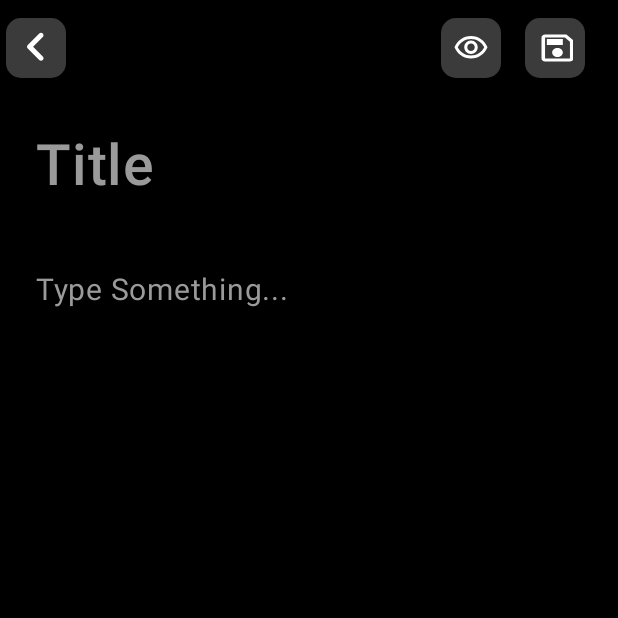
After one commit to aamir046/JetapckCompose-sample-notes-app, an Android app built with Jetpack Compose: the composable AddNoteScreen shown on its own in the app's theme, on a phone screen of 412 x 824 dp, the top half of it. The commit adds this screen. Run offline under Robolectric (Android 15) with nearby library versions, the phone set to English and light mode, and no system bars.

Commit message:
Add note screen design added

```diff
--- /dev/null
+++ b/app/src/main/java/com/example/jetpackcompose/ui/addnote/AddNoteScreen.kt
@@ -0,0 +1,98 @@
+package com.example.jetpackcompose.ui.addnote
+
+import androidx.compose.foundation.background
+import androidx.compose.foundation.layout.Box
+import androidx.compose.foundation.layout.Column
+import androidx.compose.foundation.layout.fillMaxSize
+import androidx.compose.foundation.layout.fillMaxWidth
+import androidx.compose.foundation.layout.padding
+import androidx.compose.material3.Scaffold
+import androidx.compose.material3.Text
+import androidx.compose.material3.TextField
+import androidx.compose.material3.TextFieldDefaults
+import androidx.compose.runtime.Composable
+import androidx.compose.runtime.mutableStateOf
+import androidx.compose.runtime.remember
+import androidx.compose.ui.Modifier
+import androidx.compose.ui.graphics.Color
+import androidx.compose.ui.text.TextStyle
+import androidx.compose.ui.text.font.FontWeight
+import androidx.compose.ui.tooling.preview.Preview
+import androidx.compose.ui.unit.dp
+import androidx.compose.ui.unit.sp
+import com.example.jetpackcompose.ui.theme.textFieldHintsColor
+import com.example.jetpackcompose.utils.AddNoteAppBar
+
+@Composable
+fun AddNoteScreen(
+    modifier: Modifier = Modifier.fillMaxSize()
+){
+    Scaffold(
+        topBar = {
+            AddNoteAppBar()
+        }
+    ) {paddingValues->
+        // Screen content
+        Box(modifier = modifier
+            .padding(paddingValues)
+            .background(Color.Black)
+        ){
+            Column(modifier = modifier) {
+                val titleState = remember { mutableStateOf("") }
+                val noteBodyState = remember { mutableStateOf("") }
+
+                TextField(
+                    value = titleState.value,
+                    onValueChange = {
+                        titleState.value = it
+                    },
+                    placeholder = { Text("Title", color = textFieldHintsColor, fontSize = 38.sp, fontWeight = FontWeight.SemiBold) },
+                    colors = TextFieldDefaults.colors(
+                        unfocusedContainerColor = Color.Transparent,
+                        focusedContainerColor = Color.Transparent,
+                        unfocusedIndicatorColor = Color.Transparent,
+                        focusedIndicatorColor = Color.Transparent,
+                        cursorColor = Color.White,
+                        focusedTextColor = Color.White
+                    ),
+                    textStyle = TextStyle(
+                        fontSize = 38.sp,
+                        fontWeight = FontWeight.SemiBold,
+                        color = Color.White
+                    ),
+                    modifier = Modifier.padding(8.dp).fillMaxWidth()
+                )
+
+                TextField(
+                    value = noteBodyState.value,
+                    onValueChange = {
+                        noteBodyState.value = it
+                    },
+                    placeholder = { Text("Type Something...", color = textFieldHintsColor, fontSize = 20.sp, fontWeight = FontWeight.Normal) },
+                    colors = TextFieldDefaults.colors(
+                        unfocusedContainerColor = Color.Transparent,
+                        focusedContainerColor = Color.Transparent,
+                        unfocusedIndicatorColor = Color.Transparent,
+                        focusedIndicatorColor = Color.Transparent,
+                        cursorColor = Color.White,
+                        focusedTextColor = Color.White
+                    ),
+                    textStyle = TextStyle(
+                        fontSize = 20.sp,
+                        fontWeight = FontWeight.Normal,
+                        color = Color.White
+                    ),
+                    modifier = Modifier.padding(8.dp).fillMaxWidth()
+                )
+            }
+        }
+    }
+}
+
+
+@Preview
+@Composable
+fun PreviewAddNoteScreen(){
+    AddNoteScreen()
+
+}
--- /dev/null
+++ b/app/src/main/java/com/example/jetpackcompose/ui/addnote/AddNoteViewModel.kt
@@ -0,0 +1,14 @@
+package com.example.jetpackcompose.ui.addnote
+
+import androidx.lifecycle.SavedStateHandle
+import androidx.lifecycle.ViewModel
+import dagger.hilt.android.lifecycle.HiltViewModel
+import javax.inject.Inject
+
+
+@HiltViewModel
+class AddNoteViewModel @Inject constructor(
+    savedStateHandle: SavedStateHandle
+) : ViewModel() {
+
+}
--- /dev/null
+++ b/app/src/main/java/com/example/jetpackcompose/ui/addnote/AddNotesContract.kt
@@ -0,0 +1 @@
+package com.example.jetpackcompose.ui.addnote
--- a/app/src/main/java/com/example/jetpackcompose/ui/home/HomeContract.kt
+++ b/app/src/main/java/com/example/jetpackcompose/ui/home/HomeContract.kt
@@ -12,7 +12,7 @@ data class HomeState(
     val errorMessage: String? = null,
     val isRefreshing: Boolean = false,
     val searchQuery: String = "",
-    val showUserMessage: String = ""
+    val showUserMessage: String? = ""
 )
 
 /**
--- a/app/src/main/java/com/example/jetpackcompose/ui/home/HomeScreen.kt
+++ b/app/src/main/java/com/example/jetpackcompose/ui/home/HomeScreen.kt
@@ -37,17 +37,16 @@ import androidx.lifecycle.compose.collectAsStateWithLifecycle
 import com.example.jetpackcompose.ui.home.model.Notes
 import com.example.jetpackcompose.utils.HomeAppBar
 
-@OptIn(ExperimentalMaterial3Api::class)
 @Composable
 fun HomeScreen(
     modifier: Modifier = Modifier,
-    vm: HomeViewModel = hiltViewModel(),
+    viewmodel: HomeViewModel = hiltViewModel(),
     snackbarHostState:SnackbarHostState = remember { SnackbarHostState() }
 ) {
 
-    val uiState : HomeState by vm.uiState.collectAsStateWithLifecycle()
+    val uiState : HomeState by viewmodel.uiState.collectAsStateWithLifecycle()
     val onAction: (HomeAction) -> Unit = { action ->
-        vm.handle(action)
+        viewmodel.handle(action)
     }
     val scope = rememberCoroutineScope()
 
@@ -63,6 +62,7 @@ fun HomeScreen(
         modifier = modifier, snackbarHost = {SnackbarHost(snackbarHostState)}
     ) { paddingValues ->
 
+        //Screen Content
         Box(
             modifier = Modifier
                 .padding(paddingValues)
@@ -81,9 +81,11 @@ fun HomeScreen(
     }
 
     uiState.showUserMessage?.let { message ->
-        LaunchedEffect(snackbarHostState, vm, message, message) {
-            snackbarHostState.showSnackbar(message)
-            vm.snackBarMessageShown()
+        if(message.isNotEmpty()){
+            LaunchedEffect(snackbarHostState, viewmodel, message, message) {
+                snackbarHostState.showSnackbar(message)
+                viewmodel.snackBarMessageShown()
+            }
         }
     }
 }
--- a/app/src/main/java/com/example/jetpackcompose/ui/home/HomeViewModel.kt
+++ b/app/src/main/java/com/example/jetpackcompose/ui/home/HomeViewModel.kt
@@ -23,8 +23,8 @@ class HomeViewModel @Inject constructor(
     private val _showMessage: MutableStateFlow<String?> = MutableStateFlow("")
     private val _userNotes: MutableStateFlow<ArrayList<Notes>> = MutableStateFlow(arrayListOf())
 
-    val uiState: StateFlow<HomeState> = combine(_showMessage,_userNotes){ _showMessage, _userNotes ->
-        HomeState(notes = _userNotes, showUserMessage = _showMessage?:"")
+    val uiState: StateFlow<HomeState> = combine(_showMessage,_userNotes){ showMessage, userNotes ->
+        HomeState(notes = userNotes, showUserMessage = showMessage?:"")
     }.stateIn(viewModelScope, SharingStarted.Eagerly, HomeState())
 
     init {
--- a/app/src/main/java/com/example/jetpackcompose/ui/theme/Color.kt
+++ b/app/src/main/java/com/example/jetpackcompose/ui/theme/Color.kt
@@ -1,12 +1,14 @@
 package com.example.jetpackcompose.ui.theme
 
 import androidx.compose.ui.graphics.Color
+import com.example.jetpackcompose.R
 
 val Purple80 = Color(0xFFD0BCFF)
 val PurpleGrey80 = Color(0xFFCCC2DC)
 val Pink80 = Color(0xFFEFB8C8)
 val backGroundColor = Color.Black
-val grey = Color(0xFFC4C4C4)
+val btnColors = Color(0XFF3B3B3B)
+val textFieldHintsColor = Color(0XFF9A9A9A)
 
 val Purple40 = Color(0xFF6650a4)
 val PurpleGrey40 = Color(0xFF625b71)
--- a/app/src/main/java/com/example/jetpackcompose/utils/AppBar.kt
+++ b/app/src/main/java/com/example/jetpackcompose/utils/AppBar.kt
@@ -2,21 +2,43 @@ package com.example.jetpackcompose.utils
 
 
 import android.annotation.SuppressLint
+import androidx.compose.foundation.background
+import androidx.compose.foundation.layout.Box
+import androidx.compose.foundation.layout.Column
+import androidx.compose.foundation.layout.Row
+import androidx.compose.foundation.layout.absolutePadding
+import androidx.compose.foundation.layout.fillMaxSize
 import androidx.compose.foundation.layout.fillMaxWidth
+import androidx.compose.foundation.layout.height
+import androidx.compose.foundation.layout.padding
+import androidx.compose.foundation.layout.width
+import androidx.compose.foundation.shape.RoundedCornerShape
 import androidx.compose.material.icons.Icons
 import androidx.compose.material.icons.filled.Info
 import androidx.compose.material.icons.filled.Search
 import androidx.compose.material3.ExperimentalMaterial3Api
 import androidx.compose.material3.Icon
 import androidx.compose.material3.IconButton
+import androidx.compose.material3.Scaffold
 import androidx.compose.material3.Text
 import androidx.compose.material3.TopAppBar
 import androidx.compose.material3.TopAppBarDefaults
 import androidx.compose.runtime.Composable
+import androidx.compose.ui.Alignment
 import androidx.compose.ui.Modifier
 import androidx.compose.ui.graphics.Color
+import androidx.compose.ui.graphics.RectangleShape
+import androidx.compose.ui.res.painterResource
+import androidx.compose.ui.text.TextStyle
+import androidx.compose.ui.text.font.FontWeight
+import androidx.compose.ui.text.style.TextAlign
 import androidx.compose.ui.tooling.preview.Preview
+import androidx.compose.ui.unit.dp
+import androidx.compose.ui.unit.sp
+import com.example.jetpackcompose.R
 import com.example.jetpackcompose.ui.home.HomeAction
+import com.example.jetpackcompose.ui.theme.backGroundColor
+import com.example.jetpackcompose.ui.theme.btnColors
 
 @SuppressLint("UnusedMaterial3ScaffoldPaddingParameter")
 @OptIn(ExperimentalMaterial3Api::class)
@@ -41,6 +63,78 @@ fun HomeAppBar(onAction: (HomeAction) -> Unit){
           )
 }
 
+@OptIn(ExperimentalMaterial3Api::class)
+@Composable
+fun AddNoteAppBar(){
+    TopAppBar(
+        title = {},
+        navigationIcon = {
+            IconButton(
+                modifier = Modifier
+                    .background(
+                        color = btnColors,
+                        shape = RoundedCornerShape(size = 10.dp)
+                    )
+                    .height(40.dp)
+                    .width(40.dp),
+                onClick = { /* Handle back navigation */ }
+            ) {
+                Icon(
+                    painter = painterResource(id = R.drawable.ic_back),
+                    contentDescription = "Back",
+                    tint = Color.White
+                )
+            }
+        },
+        modifier = Modifier.fillMaxWidth(),
+        colors = TopAppBarDefaults.topAppBarColors(
+            containerColor = Color.Black,
+            titleContentColor = Color.White,
+            actionIconContentColor = Color.White
+        ),
+        actions = {
+            Row(modifier = Modifier.padding(end = 10.dp)) {
+                IconButton(
+                modifier = Modifier
+                    .padding(horizontal = 8.dp)
+                    .background(color = btnColors, shape = RoundedCornerShape(size = 10.dp))
+                    .height(40.dp)
+                    .width(40.dp),
+                onClick = { /* Handle back navigation */ }
+            ) {
+                Icon(
+                    painter = painterResource(id = R.drawable.ic_visibility),
+                    contentDescription = "Back",
+                    tint = Color.White
+                )
+            }
+                IconButton(
+                    modifier = Modifier
+                        .padding(horizontal = 8.dp)
+                        .background(color = btnColors, shape = RoundedCornerShape(size = 10.dp))
+                        .height(40.dp)
+                        .width(40.dp),
+                    onClick = { /* Handle back navigation */ }
+                ) {
+                    Icon(
+                        painter = painterResource(id = R.drawable.ic_save),
+                        contentDescription = "Back",
+                        tint = Color.White
+                    )
+                }
+            }
+        }
+    )
+}
+@Preview(showBackground = true)
+@Composable
+fun PreviewAddNoteAppBar(){
+    Scaffold(){paddingvalues->
+        Box(modifier = Modifier.padding(paddingvalues))
+            AddNoteAppBar()
+
+    }
+}
 
 
 @Preview(showBackground = true)
--- /dev/null
+++ b/app/src/main/res/drawable/ic_back.xml
@@ -0,0 +1,13 @@
+<vector xmlns:android="http://schemas.android.com/apk/res/android"
+    android:width="48dp"
+    android:height="48dp"
+    android:viewportWidth="48"
+    android:viewportHeight="48">
+  <group>
+    <clip-path
+        android:pathData="M0,0h48v48h-48z"/>
+    <path
+        android:pathData="M29.42,12.42C28.64,11.64 27.38,11.64 26.6,12.42L17.42,21.6C16.64,22.38 16.64,23.64 17.42,24.42L26.6,33.6C27.38,34.38 28.64,34.38 29.42,33.6C30.2,32.82 30.2,31.56 29.42,30.78L21.66,23L29.42,15.24C30.2,14.46 30.18,13.18 29.42,12.42Z"
+        android:fillColor="#ffffff"/>
+  </group>
+</vector>
--- /dev/null
+++ b/app/src/main/res/drawable/ic_save.xml
@@ -0,0 +1,13 @@
+<vector xmlns:android="http://schemas.android.com/apk/res/android"
+    android:width="24dp"
+    android:height="24dp"
+    android:viewportWidth="24"
+    android:viewportHeight="24">
+  <group>
+    <clip-path
+        android:pathData="M0,0h24v24h-24z"/>
+    <path
+        android:pathData="M19.593,3H5.37C4.055,3 3,3.9 3,5V19C3,20.1 4.055,21 5.37,21H21.963C23.267,21 24.333,20.1 24.333,19V7L19.593,3ZM21.963,19H5.37V5H18.609L21.963,7.83V19ZM13.667,12C11.699,12 10.111,13.34 10.111,15C10.111,16.66 11.699,18 13.667,18C15.634,18 17.222,16.66 17.222,15C17.222,13.34 15.634,12 13.667,12ZM6.556,6H17.222V10H6.556V6Z"
+        android:fillColor="#ffffff"/>
+  </group>
+</vector>
--- /dev/null
+++ b/app/src/main/res/drawable/ic_visibility.xml
@@ -0,0 +1,13 @@
+<vector xmlns:android="http://schemas.android.com/apk/res/android"
+    android:width="24dp"
+    android:height="24dp"
+    android:viewportWidth="24"
+    android:viewportHeight="24">
+  <group>
+    <clip-path
+        android:pathData="M0,0h24v24h-24z"/>
+    <path
+        android:pathData="M12,6C15.79,6 19.17,8.13 20.82,11.5C19.17,14.87 15.79,17 12,17C8.21,17 4.83,14.87 3.18,11.5C4.83,8.13 8.21,6 12,6ZM12,4C7,4 2.73,7.11 1,11.5C2.73,15.89 7,19 12,19C17,19 21.27,15.89 23,11.5C21.27,7.11 17,4 12,4ZM12,9C13.38,9 14.5,10.12 14.5,11.5C14.5,12.88 13.38,14 12,14C10.62,14 9.5,12.88 9.5,11.5C9.5,10.12 10.62,9 12,9ZM12,7C9.52,7 7.5,9.02 7.5,11.5C7.5,13.98 9.52,16 12,16C14.48,16 16.5,13.98 16.5,11.5C16.5,9.02 14.48,7 12,7Z"
+        android:fillColor="#ffffff"/>
+  </group>
+</vector>
```
